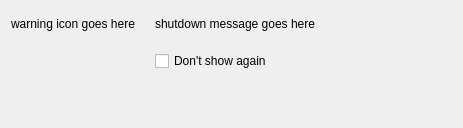
Old version of the form src/gui/confirmshutdowndlg.ui in the repository SysAdminDoc/qBittorrent-Vanced.
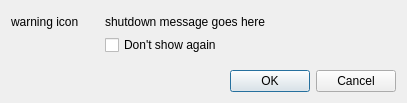
New version of the form.

Patch:
```diff
--- a/src/gui/confirmshutdowndlg.ui
+++ b/src/gui/confirmshutdowndlg.ui
@@ -6,64 +6,46 @@
    <rect>
     <x>0</x>
     <y>0</y>
-    <width>463</width>
-    <height>128</height>
+    <width>407</width>
+    <height>103</height>
    </rect>
   </property>
-  <property name="sizePolicy">
-   <sizepolicy hsizetype="MinimumExpanding" vsizetype="MinimumExpanding">
-    <horstretch>0</horstretch>
-    <verstretch>0</verstretch>
-   </sizepolicy>
-  </property>
   <layout class="QVBoxLayout" name="verticalLayout_3">
-   <item>
-    <layout class="QHBoxLayout" name="horizontalLayout">
-     <property name="spacing">
-      <number>20</number>
-     </property>
-     <item>
-      <layout class="QVBoxLayout" name="verticalLayout">
        <property name="topMargin">
-        <number>6</number>
+    <number>15</number>
        </property>
        <item>
+    <layout class="QGridLayout" name="gridLayout">
+     <item row="0" column="0" rowspan="2">
         <widget class="QLabel" name="warningLabel">
-         <property name="sizePolicy">
-          <sizepolicy hsizetype="Preferred" vsizetype="Preferred">
-           <horstretch>0</horstretch>
-           <verstretch>0</verstretch>
-          </sizepolicy>
-         </property>
          <property name="text">
-          <string notr="true">warning icon goes here</string>
+        <string notr="true">warning icon</string>
+       </property>
+       <property name="alignment">
+        <set>Qt::AlignLeading|Qt::AlignLeft|Qt::AlignTop</set>
          </property>
         </widget>
        </item>
-       <item>
-        <spacer name="verticalSpacer">
+     <item row="0" column="1">
+      <spacer name="horizontalSpacer">
          <property name="orientation">
-          <enum>Qt::Vertical</enum>
+        <enum>Qt::Horizontal</enum>
+       </property>
+       <property name="sizeType">
+        <enum>QSizePolicy::Fixed</enum>
          </property>
          <property name="sizeHint" stdset="0">
           <size>
            <width>20</width>
-           <height>40</height>
+         <height>0</height>
           </size>
          </property>
         </spacer>
        </item>
-      </layout>
-     </item>
-     <item>
-      <layout class="QVBoxLayout" name="verticalLayout_2">
-       <property name="topMargin">
-        <number>6</number>
-       </property>
-       <item>
+     <item row="0" column="2">
         <widget class="QLabel" name="shutdownText">
          <property name="sizePolicy">
-          <sizepolicy hsizetype="MinimumExpanding" vsizetype="MinimumExpanding">
+        <sizepolicy hsizetype="Expanding" vsizetype="Preferred">
            <horstretch>0</horstretch>
            <verstretch>0</verstretch>
           </sizepolicy>
@@ -71,40 +53,39 @@
          <property name="text">
           <string notr="true">shutdown message goes here</string>
          </property>
-         <property name="alignment">
-          <set>Qt::AlignLeading|Qt::AlignLeft|Qt::AlignVCenter</set>
-         </property>
          <property name="wordWrap">
           <bool>true</bool>
          </property>
         </widget>
        </item>
-       <item>
+     <item row="1" column="2">
         <widget class="QCheckBox" name="neverShowAgainCheckbox">
          <property name="text">
           <string>Don't show again</string>
          </property>
         </widget>
        </item>
+    </layout>
+   </item>
        <item>
-        <spacer name="verticalSpacer_2">
+    <spacer name="verticalSpacer">
          <property name="orientation">
           <enum>Qt::Vertical</enum>
          </property>
          <property name="sizeHint" stdset="0">
           <size>
-           <width>20</width>
-           <height>40</height>
+       <width>0</width>
+       <height>0</height>
           </size>
          </property>
         </spacer>
        </item>
-      </layout>
-     </item>
-    </layout>
-   </item>
    <item>
-    <widget class="QDialogButtonBox" name="buttonBox"/>
+    <widget class="QDialogButtonBox" name="buttonBox">
+     <property name="standardButtons">
+      <set>QDialogButtonBox::Cancel|QDialogButtonBox::Ok</set>
+     </property>
+    </widget>
    </item>
   </layout>
  </widget>
```
Lines whose indentation alone changed are shown as unchanged.
